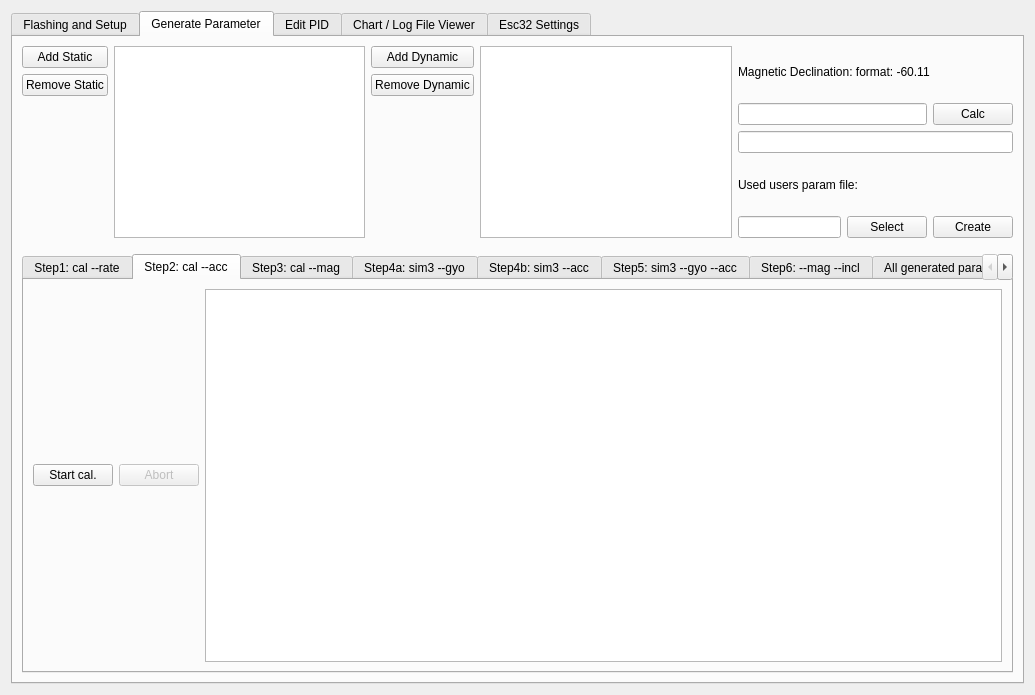
Old version of the form src/ui/qgcautoquad.ui in the repository mpaperno/qgroundcontrol_aq.
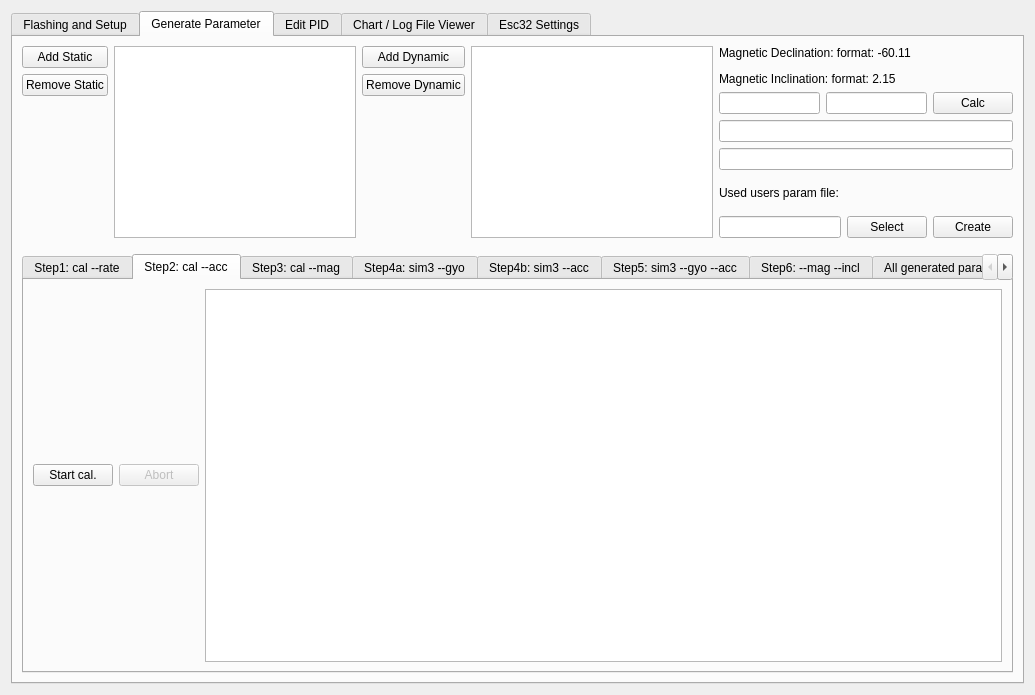
New version of the form. The open tabs and pages were chosen to show the change.

Commit message: - added esc32 calibration - added inclination calculation

Patch:
```diff
--- a/src/ui/qgcautoquad.ui
+++ b/src/ui/qgcautoquad.ui
@@ -1062,7 +1062,7 @@
            <item>
             <widget class="QLabel" name="label_3">
              <property name="text">
-              <string>Magnetic Declination: format: -60.11</string>
+              <string>&lt;html&gt;&lt;head/&gt;&lt;body&gt;&lt;p&gt;Magnetic Declination: format: -60.11&lt;/p&gt;&lt;p&gt;Magnetic Inclination: format: 2.15&lt;/p&gt;&lt;/body&gt;&lt;/html&gt;</string>
              </property>
             </widget>
            </item>
@@ -1071,6 +1071,9 @@
              <item>
               <widget class="QLineEdit" name="lineEdit_insert_declination"/>
              </item>
+             <item>
+              <widget class="QLineEdit" name="lineEdit_insert_inclination"/>
+             </item>
              <item>
               <widget class="QPushButton" name="pushButton_Calculate">
                <property name="text">
@@ -1087,6 +1090,9 @@
              </property>
             </widget>
            </item>
+           <item>
+            <widget class="QLineEdit" name="lineEdit_cal_inclination"/>
+           </item>
            <item>
             <widget class="QLabel" name="label_2">
              <property name="text">
```
Left out of the diff: 48 changed lines with no effect on the pictures. The commit also changes 5 other files.
